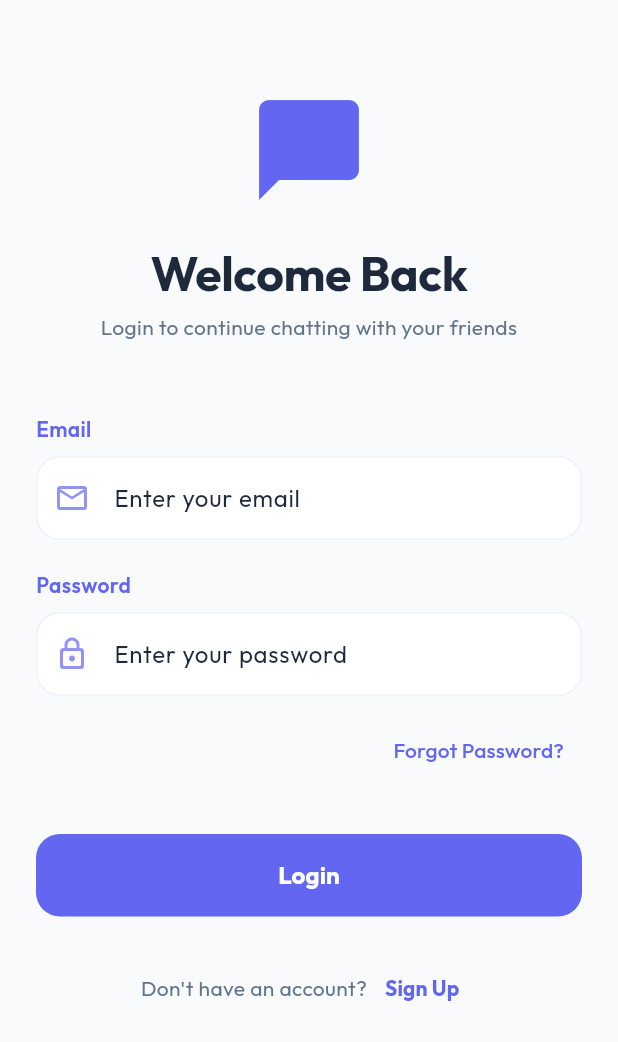
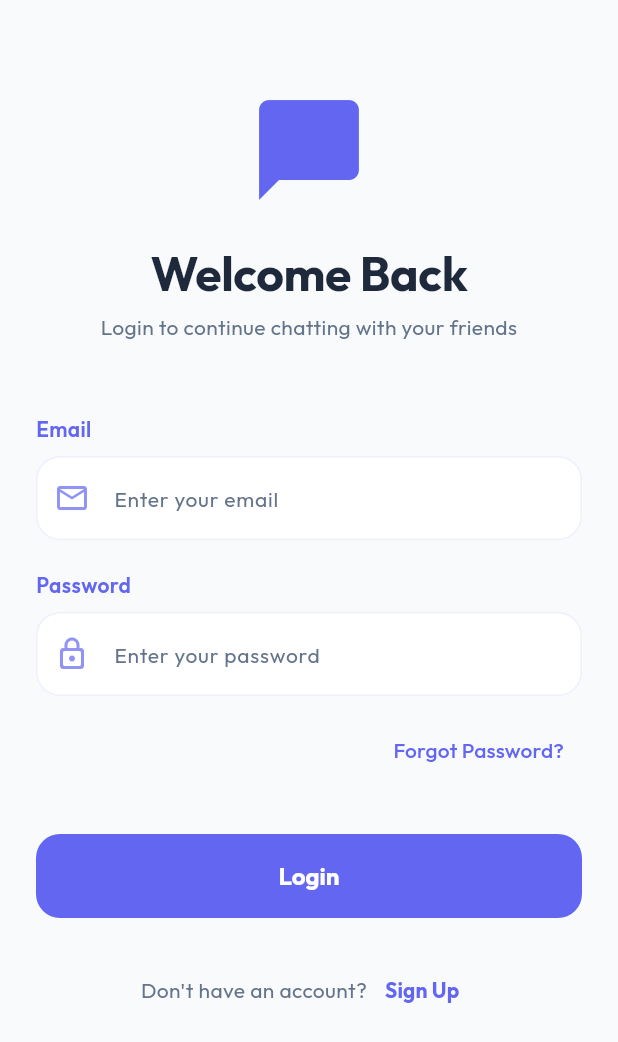
Before and after one commit to Usman-bin-Khalid/LiveChatingApp, a Flutter app: the screen it shows after launch, on a phone screen of 412 x 824 dp. Shown: the top 1042 px of the screen. Run offline on Flutter 3.47's test engine with Material 3 defaults, Android fonts, the phone set to English and light mode, and no system bars; drawn by our look-alikes of flutter_animate; our stand-ins replace dio, google_fonts, shared_preferences, socket_io_client; accounts and stored records are empty.

```diff
--- a/lib/core/theme/app_theme.dart
+++ b/lib/core/theme/app_theme.dart
@@ -4,6 +4,8 @@ import 'package:google_fonts/google_fonts.dart';
 class AppTheme {
   // Brand Colors
   static const Color primaryColor = Color(0xFF6366F1); // Modern Indigo
+  static const Color primaryLight = Color(0xFF818CF8);
+  static const Color primaryDark = Color(0xFF4F46E5);
   static const Color secondaryColor = Color(0xFF10B981); // Emerald
   static const Color accentColor = Color(0xFFF59E0B); // Amber
 
@@ -12,32 +14,40 @@ class AppTheme {
   static const Color lightSurface = Colors.white;
   static const Color lightTextPrimary = Color(0xFF1E293B);
   static const Color lightTextSecondary = Color(0xFF64748B);
+  static const Color lightBorder = Color(0xFFE2E8F0);
 
   // Dark Theme Colors
   static const Color darkBg = Color(0xFF0F172A);
   static const Color darkSurface = Color(0xFF1E293B);
   static const Color darkTextPrimary = Color(0xFFF8FAFC);
   static const Color darkTextSecondary = Color(0xFF94A3B8);
+  static const Color darkBorder = Color(0xFF334155);
 
   static ThemeData lightTheme = ThemeData(
     useMaterial3: true,
     brightness: Brightness.light,
     colorScheme: ColorScheme.light(
       primary: primaryColor,
+      onPrimary: Colors.white,
       secondary: secondaryColor,
       surface: lightSurface,
+      onSurface: lightTextPrimary,
       error: Colors.redAccent,
-      onPrimary: Colors.white,
-      onSurface: lightTextPrimary,
     ),
     scaffoldBackgroundColor: lightBg,
     textTheme: GoogleFonts.outfitTextTheme().copyWith(
       displayLarge: GoogleFonts.outfit(
         color: lightTextPrimary,
         fontWeight: FontWeight.bold,
+        fontSize: 32,
       ),
-      bodyLarge: GoogleFonts.outfit(color: lightTextPrimary),
-      bodyMedium: GoogleFonts.outfit(color: lightTextSecondary),
+      displayMedium: GoogleFonts.outfit(
+        color: lightTextPrimary,
+        fontWeight: FontWeight.bold,
+        fontSize: 24,
+      ),
+      bodyLarge: GoogleFonts.outfit(color: lightTextPrimary, fontSize: 16),
+      bodyMedium: GoogleFonts.outfit(color: lightTextSecondary, fontSize: 14),
     ),
     appBarTheme: const AppBarTheme(
       backgroundColor: Colors.transparent,
@@ -45,15 +55,55 @@ class AppTheme {
       centerTitle: true,
       titleTextStyle: TextStyle(
         color: lightTextPrimary,
-        fontSize: 20,
+        fontSize: 22,
         fontWeight: FontWeight.bold,
+        fontFamily: 'Outfit',
       ),
-      iconTheme: IconThemeData(color: lightTextPrimary),
+      iconTheme: IconThemeData(color: lightTextPrimary, size: 24),
     ),
     cardTheme: CardThemeData(
       color: lightSurface,
-      elevation: 2,
-      shape: RoundedRectangleBorder(borderRadius: BorderRadius.circular(16)),
+      elevation: 0,
+      shape: RoundedRectangleBorder(
+        borderRadius: BorderRadius.circular(24),
+        side: const BorderSide(color: lightBorder),
+      ),
+    ),
+    elevatedButtonTheme: ElevatedButtonThemeData(
+      style: ElevatedButton.styleFrom(
+        backgroundColor: primaryColor,
+        foregroundColor: Colors.white,
+        elevation: 0,
+        minimumSize: const Size(double.infinity, 56),
+        shape: RoundedRectangleBorder(borderRadius: BorderRadius.circular(16)),
+        textStyle: GoogleFonts.outfit(
+          fontSize: 16,
+          fontWeight: FontWeight.w600,
+        ),
+      ),
+    ),
+    inputDecorationTheme: InputDecorationTheme(
+      filled: true,
+      fillColor: Colors.white,
+      contentPadding: const EdgeInsets.symmetric(horizontal: 20, vertical: 16),
+      border: OutlineInputBorder(
+        borderRadius: BorderRadius.circular(16),
+        borderSide: const BorderSide(color: lightBorder),
+      ),
+      enabledBorder: OutlineInputBorder(
+        borderRadius: BorderRadius.circular(16),
+        borderSide: const BorderSide(color: lightBorder),
+      ),
+      focusedBorder: OutlineInputBorder(
+        borderRadius: BorderRadius.circular(16),
+        borderSide: const BorderSide(color: primaryColor, width: 2),
+      ),
+      errorBorder: OutlineInputBorder(
+        borderRadius: BorderRadius.circular(16),
+        borderSide: const BorderSide(color: Colors.redAccent),
+      ),
+      hintStyle: GoogleFonts.outfit(color: lightTextSecondary, fontSize: 14),
+      labelStyle: GoogleFonts.outfit(color: lightTextPrimary, fontSize: 14),
     ),
   );
 
@@ -62,20 +112,26 @@ class AppTheme {
     brightness: Brightness.dark,
     colorScheme: ColorScheme.dark(
       primary: primaryColor,
+      onPrimary: Colors.white,
       secondary: secondaryColor,
       surface: darkSurface,
+      onSurface: darkTextPrimary,
       error: Colors.redAccent,
-      onPrimary: Colors.white,
-      onSurface: darkTextPrimary,
     ),
     scaffoldBackgroundColor: darkBg,
     textTheme: GoogleFonts.outfitTextTheme().copyWith(
       displayLarge: GoogleFonts.outfit(
         color: darkTextPrimary,
         fontWeight: FontWeight.bold,
+        fontSize: 32,
       ),
-      bodyLarge: GoogleFonts.outfit(color: darkTextPrimary),
-      bodyMedium: GoogleFonts.outfit(color: darkTextSecondary),
+      displayMedium: GoogleFonts.outfit(
+        color: darkTextPrimary,
+        fontWeight: FontWeight.bold,
+        fontSize: 24,
+      ),
+      bodyLarge: GoogleFonts.outfit(color: darkTextPrimary, fontSize: 16),
+      bodyMedium: GoogleFonts.outfit(color: darkTextSecondary, fontSize: 14),
     ),
     appBarTheme: const AppBarTheme(
       backgroundColor: Colors.transparent,
@@ -83,15 +139,55 @@ class AppTheme {
       centerTitle: true,
       titleTextStyle: TextStyle(
         color: darkTextPrimary,
-        fontSize: 20,
+        fontSize: 22,
         fontWeight: FontWeight.bold,
+        fontFamily: 'Outfit',
       ),
-      iconTheme: IconThemeData(color: darkTextPrimary),
+      iconTheme: IconThemeData(color: darkTextPrimary, size: 24),
     ),
     cardTheme: CardThemeData(
       color: darkSurface,
       elevation: 0,
-      shape: RoundedRectangleBorder(borderRadius: BorderRadius.circular(16)),
+      shape: RoundedRectangleBorder(
+        borderRadius: BorderRadius.circular(24),
+        side: const BorderSide(color: darkBorder),
+      ),
+    ),
+    elevatedButtonTheme: ElevatedButtonThemeData(
+      style: ElevatedButton.styleFrom(
+        backgroundColor: primaryColor,
+        foregroundColor: Colors.white,
+        elevation: 0,
+        minimumSize: const Size(double.infinity, 56),
+        shape: RoundedRectangleBorder(borderRadius: BorderRadius.circular(16)),
+        textStyle: GoogleFonts.outfit(
+          fontSize: 16,
+          fontWeight: FontWeight.w600,
+        ),
+      ),
+    ),
+    inputDecorationTheme: InputDecorationTheme(
+      filled: true,
+      fillColor: darkSurface,
+      contentPadding: const EdgeInsets.symmetric(horizontal: 20, vertical: 16),
+      border: OutlineInputBorder(
+        borderRadius: BorderRadius.circular(16),
+        borderSide: const BorderSide(color: darkBorder),
+      ),
+      enabledBorder: OutlineInputBorder(
+        borderRadius: BorderRadius.circular(16),
+        borderSide: const BorderSide(color: darkBorder),
+      ),
+      focusedBorder: OutlineInputBorder(
+        borderRadius: BorderRadius.circular(16),
+        borderSide: const BorderSide(color: primaryColor, width: 2),
+      ),
+      errorBorder: OutlineInputBorder(
+        borderRadius: BorderRadius.circular(16),
+        borderSide: const BorderSide(color: Colors.redAccent),
+      ),
+      hintStyle: GoogleFonts.outfit(color: darkTextSecondary, fontSize: 14),
+      labelStyle: GoogleFonts.outfit(color: darkTextPrimary, fontSize: 14),
     ),
   );
 }
```
Also changed, not shown: lib/views/screens/intro/splash_screen.dart (added, +116 -0 lines).
